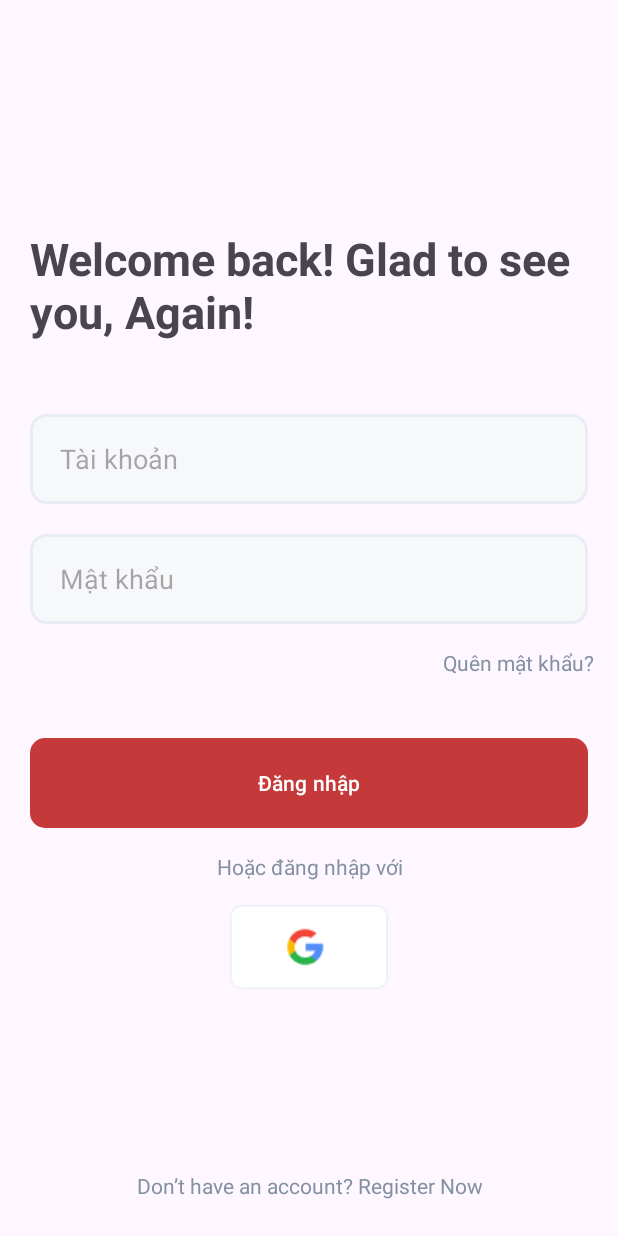
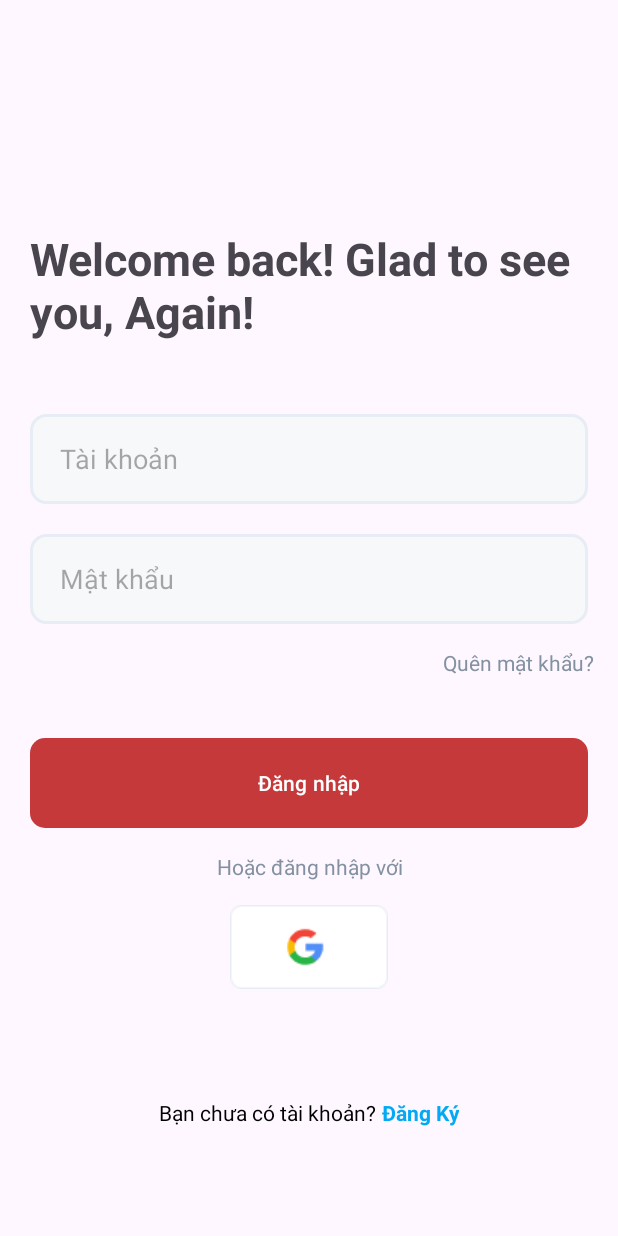
Before and after one commit to dqtuyen/Capstone2, an Android app: the first screen one second after launch (Login), on a phone screen of 412 x 824 dp. Run offline under Robolectric (Android 15) with nearby library versions, the phone set to English and light mode, and no system bars.

Commit message:
Đăng ký

```diff
--- a/app/src/main/java/com/example/capstone2/Login.java
+++ b/app/src/main/java/com/example/capstone2/Login.java
@@ -18,6 +18,8 @@ import retrofit2.Callback;
 import retrofit2.Response;
 import retrofit2.Retrofit;
 import retrofit2.converter.gson.GsonConverterFactory;
+import android.view.View;
+import android.widget.TextView;
 
 import java.util.List;
 
@@ -41,6 +43,17 @@ public class Login extends AppCompatActivity {
         findViewById(R.id.btn_login_google).setOnClickListener(view -> signIn());
 
         //checkLoggedIn();
+
+        TextView registerNowTextView = findViewById(R.id.txt_DangKy);
+        registerNowTextView.setOnClickListener(new View.OnClickListener() {
+            @Override
+            public void onClick(View v) {
+                // Bắt đầu activity Register khi TextView được nhấn
+                Intent intent = new Intent(Login.this, Register.class);
+                startActivity(intent);
+            }
+        });
+
     }
 
     private void signIn() {
--- a/app/src/main/res/layout/activity_charge_password.xml
+++ b/app/src/main/res/layout/activity_charge_password.xml
@@ -46,7 +46,7 @@
         app:layout_constraintTop_toTopOf="parent" />
 
     <EditText
-        android:id="@+id/edt_account"
+        android:id="@+id/edt_sdt"
         android:layout_width="match_parent"
         android:layout_height="@dimen/size_box"
         android:layout_centerHorizontal="true"
@@ -76,7 +76,7 @@
         app:layout_constraintEnd_toEndOf="parent"
         app:layout_constraintHorizontal_bias="0.4"
         app:layout_constraintStart_toStartOf="parent"
-        app:layout_constraintTop_toBottomOf="@+id/edt_account" />
+        app:layout_constraintTop_toBottomOf="@+id/edt_sdt" />
 
     <Button
         android:id="@+id/btn_login"
@@ -93,7 +93,7 @@
         app:layout_constraintTop_toBottomOf="@+id/edt_account2" />
 
     <TextView
-        android:id="@+id/textView5"
+        android:id="@+id/txt_Login"
         android:layout_width="wrap_content"
         android:layout_height="wrap_content"
         android:layout_marginBottom="24dp"
--- a/app/src/main/res/layout/activity_comfirm_code.xml
+++ b/app/src/main/res/layout/activity_comfirm_code.xml
@@ -46,7 +46,7 @@
         app:layout_constraintTop_toTopOf="parent" />
 
     <EditText
-        android:id="@+id/edt_account"
+        android:id="@+id/edt_sdt"
         android:layout_width="match_parent"
         android:layout_height="@dimen/size_box"
         android:layout_centerHorizontal="true"
@@ -72,10 +72,10 @@
         app:backgroundTint="@null"
         app:layout_constraintEnd_toEndOf="parent"
         app:layout_constraintStart_toStartOf="parent"
-        app:layout_constraintTop_toBottomOf="@+id/edt_account" />
+        app:layout_constraintTop_toBottomOf="@+id/edt_sdt" />
 
     <TextView
-        android:id="@+id/textView5"
+        android:id="@+id/txt_Login"
         android:layout_width="wrap_content"
         android:layout_height="wrap_content"
         android:layout_marginBottom="24dp"
--- a/app/src/main/res/layout/activity_forgot_password.xml
+++ b/app/src/main/res/layout/activity_forgot_password.xml
@@ -46,7 +46,7 @@
         app:layout_constraintTop_toTopOf="parent" />
 
     <EditText
-        android:id="@+id/edt_account"
+        android:id="@+id/edt_sdt"
         android:layout_width="match_parent"
         android:layout_height="@dimen/size_box"
         android:layout_centerHorizontal="true"
@@ -74,11 +74,11 @@
         app:layout_constraintBottom_toBottomOf="parent"
         app:layout_constraintEnd_toEndOf="parent"
         app:layout_constraintStart_toStartOf="parent"
-        app:layout_constraintTop_toBottomOf="@+id/edt_account"
+        app:layout_constraintTop_toBottomOf="@+id/edt_sdt"
         app:layout_constraintVertical_bias="0.0" />
 
     <TextView
-        android:id="@+id/textView5"
+        android:id="@+id/txt_Login"
         android:layout_width="wrap_content"
         android:layout_height="wrap_content"
         android:layout_marginBottom="24dp"
--- a/app/src/main/res/layout/activity_login.xml
+++ b/app/src/main/res/layout/activity_login.xml
@@ -15,7 +15,7 @@
         android:text="Quên mật khẩu?"
         android:textColor="@color/gray"
         app:layout_constraintEnd_toEndOf="parent"
-        app:layout_constraintTop_toBottomOf="@+id/edt_password" />
+        app:layout_constraintTop_toBottomOf="@+id/edt_name" />
 
 
 
@@ -33,7 +33,7 @@
         app:layout_constraintTop_toTopOf="parent" />
 
     <EditText
-        android:id="@+id/edt_password"
+        android:id="@+id/edt_name"
         android:layout_width="match_parent"
         android:layout_height="@dimen/size_box"
         android:layout_marginHorizontal="@dimen/margin_mid"
@@ -46,10 +46,10 @@
         app:layout_constraintEnd_toEndOf="parent"
         app:layout_constraintHorizontal_bias="0.4"
         app:layout_constraintStart_toStartOf="parent"
-        app:layout_constraintTop_toBottomOf="@+id/edt_account" />
+        app:layout_constraintTop_toBottomOf="@+id/edt_sdt" />
 
     <EditText
-        android:id="@+id/edt_account"
+        android:id="@+id/edt_sdt"
         android:layout_width="match_parent"
         android:layout_height="@dimen/size_box"
         android:layout_centerHorizontal="true"
@@ -76,7 +76,7 @@
         app:backgroundTint="@null"
         app:layout_constraintEnd_toEndOf="parent"
         app:layout_constraintStart_toStartOf="parent"
-        app:layout_constraintTop_toBottomOf="@+id/edt_password" />
+        app:layout_constraintTop_toBottomOf="@+id/edt_name" />
 
     <TextView
         android:id="@+id/textView4"
@@ -90,17 +90,36 @@
         app:layout_constraintStart_toStartOf="parent"
         app:layout_constraintTop_toBottomOf="@+id/btn_login" />
 
-    <TextView
-        android:id="@+id/textView5"
+    <LinearLayout
         android:layout_width="wrap_content"
         android:layout_height="wrap_content"
-        android:layout_marginBottom="24dp"
-        android:gravity="center"
-        android:text="Don’t have an account? Register Now"
-        android:textColor="@color/gray"
+        android:orientation="horizontal"
+        android:padding="8dp"
         app:layout_constraintBottom_toBottomOf="parent"
         app:layout_constraintEnd_toEndOf="parent"
-        app:layout_constraintStart_toStartOf="parent" />
+        app:layout_constraintStart_toStartOf="parent"
+        app:layout_constraintTop_toBottomOf="@+id/btn_login_google">
+
+        <TextView
+            android:id="@+id/txt_"
+            android:layout_width="wrap_content"
+            android:layout_height="wrap_content"
+            android:gravity="center"
+            android:text="Bạn chưa có tài khoản? "
+            android:textColor="@color/black" />
+
+        <TextView
+            android:id="@+id/txt_DangKy"
+            android:layout_width="wrap_content"
+            android:layout_height="wrap_content"
+            android:layout_weight="1"
+            android:gravity="center"
+            android:text="Đăng Ký"
+            android:textColor="#03A9F4"
+            android:textStyle="bold" />
+
+    </LinearLayout>
+
 
     <ImageButton
         android:id="@+id/btn_login_google"
```
Also changed, not shown: app/src/main/java/com/example/capstone2/Register.java (+57 -1 lines), app/src/main/res/layout/activity_register.xml (+100 -104 lines).
